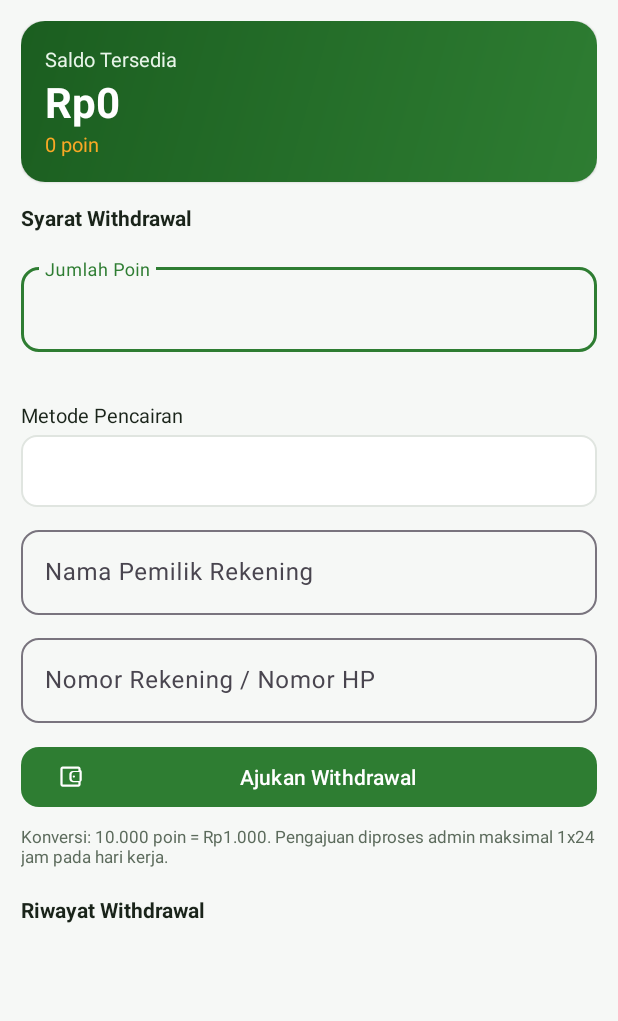
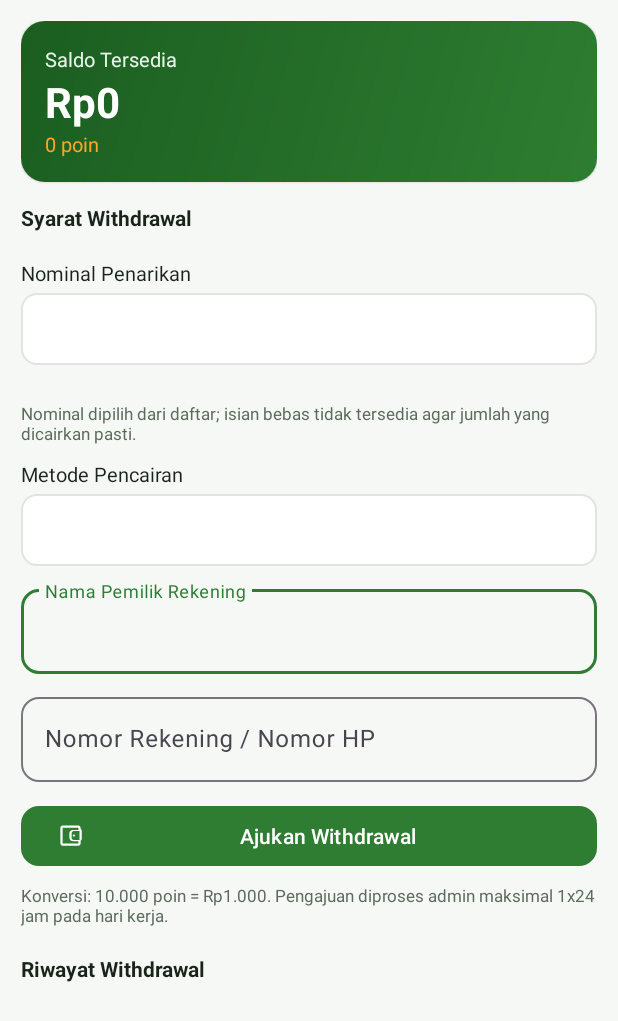
Before and after one commit to kdsmedia/HERBALINDO, an Android app: the layout tab_balance.xml on its own in the app's theme, with its tools: preview values and no code run, on a phone screen of 412 x 824 dp. Shown: the top 1021 px of the screen. Run offline under Robolectric (Android 15) with nearby library versions, the phone set to English and light mode, and no system bars.

Commit message:
Pencairan saldo memakai nominal tetap Rp100-Rp20.000
Isian jumlah poin bebas dihapus dan diganti pilihan nominal, sehingga
jumlah yang diajukan selalu sama dengan nilai yang disetujui admin.
Penarikan kini memakai rupiah sebagai nilai acuan; poin yang dipotong
dihitung dari nominal sehingga pembulatan tidak memotong saldo lebih
besar dari yang diminta.

Batas minimum diturunkan menjadi Rp100 agar seluruh nominal dapat
dipakai, termasuk penyesuaian sekali jalan untuk perangkat terpasang,
dan admin tidak dapat menyetel minimum di atas nominal tertinggi.

Co-authored-by: openhands <openhands@all-hands.dev>

```diff
--- a/ALTOMEDIA/app/src/main/java/com/altomedia/herbalindo/data/Models.java
+++ b/ALTOMEDIA/app/src/main/java/com/altomedia/herbalindo/data/Models.java
@@ -396,7 +396,7 @@ public final class Models {
         public long pointsPerUnit = 10000, rupiahPerUnit = 1000;
         public long checkinPoints = 10, adPoints = 5, adMaxPerDay = 20;
         public long referralBonus = 5000, referralMinOrder = 50000;
-        public long minWithdrawRupiah = 50000, maxWithdrawPerDay = 1;
+        public long minWithdrawRupiah = 100, maxWithdrawPerDay = 1;
         public boolean requireAdsForWithdraw = true, purchasePointsEnabled = true;
         public long shippingFlat = 15000, freeShippingMin = 0;
         public boolean admobEnabled = true;
@@ -426,7 +426,7 @@ public final class Models {
                 s.adMaxPerDay = o.optLong("adMaxPerDay", 20);
                 s.referralBonus = o.optLong("referralBonus", 5000);
                 s.referralMinOrder = o.optLong("referralMinOrder", 50000);
-                s.minWithdrawRupiah = o.optLong("minWithdrawRupiah", 50000);
+                s.minWithdrawRupiah = o.optLong("minWithdrawRupiah", 100);
                 s.maxWithdrawPerDay = o.optLong("maxWithdrawPerDay", 1);
                 s.requireAdsForWithdraw = o.optBoolean("requireAdsForWithdraw", true);
                 s.purchasePointsEnabled = o.optBoolean("purchasePointsEnabled", true);
--- a/ALTOMEDIA/app/src/main/res/layout/section_settings.xml
+++ b/ALTOMEDIA/app/src/main/res/layout/section_settings.xml
@@ -55,7 +55,7 @@
 
         <TextView android:layout_width="match_parent" android:layout_height="wrap_content" android:layout_marginTop="14dp" android:text="Withdrawal" android:textColor="@color/brand_green_dark" android:textStyle="bold" />
 
-        <com.google.android.material.textfield.TextInputLayout style="@style/Widget.Herbalindo.Input" android:layout_width="match_parent" android:layout_height="wrap_content" android:layout_marginTop="6dp" android:hint="Minimum saldo (Rp)">
+        <com.google.android.material.textfield.TextInputLayout style="@style/Widget.Herbalindo.Input" android:layout_width="match_parent" android:layout_height="wrap_content" android:layout_marginTop="6dp" android:hint="Minimum saldo (Rp, maks 20000)">
             <com.google.android.material.textfield.TextInputEditText android:id="@+id/set_min_wd" android:layout_width="match_parent" android:layout_height="wrap_content" android:inputType="number" />
         </com.google.android.material.textfield.TextInputLayout>
 
--- a/ALTOMEDIA/app/src/main/res/layout/tab_balance.xml
+++ b/ALTOMEDIA/app/src/main/res/layout/tab_balance.xml
@@ -66,20 +66,21 @@
             android:layout_marginTop="6dp"
             android:orientation="vertical" />
 
-        <com.google.android.material.textfield.TextInputLayout
-            style="@style/Widget.Herbalindo.Input"
+        <TextView
             android:layout_width="match_parent"
             android:layout_height="wrap_content"
             android:layout_marginTop="12dp"
-            android:hint="Jumlah Poin">
+            android:text="Nominal Penarikan"
+            android:textColor="@color/text_primary"
+            android:textSize="13sp" />
 
-            <com.google.android.material.textfield.TextInputEditText
-                android:id="@+id/bal_amount"
-                android:layout_width="match_parent"
-                android:layout_height="wrap_content"
-                android:inputType="number"
-                android:maxLines="1" />
-        </com.google.android.material.textfield.TextInputLayout>
+        <Spinner
+            android:id="@+id/bal_amount"
+            android:layout_width="match_parent"
+            android:layout_height="wrap_content"
+            android:layout_marginTop="4dp"
+            android:background="@drawable/bg_box"
+            android:minHeight="48dp" />
 
         <TextView
             android:id="@+id/bal_amount_rp"
@@ -89,6 +90,14 @@
             android:textColor="@color/brand_green_dark"
             android:textSize="13sp"
             android:textStyle="bold" />
+
+        <TextView
+            android:layout_width="match_parent"
+            android:layout_height="wrap_content"
+            android:layout_marginTop="2dp"
+            android:text="Nominal dipilih dari daftar; isian bebas tidak tersedia agar jumlah yang dicairkan pasti."
+            android:textColor="@color/text_secondary"
+            android:textSize="11sp" />
 
         <TextView
             android:layout_width="match_parent"
```
Also changed, not shown: ALTOMEDIA/app/src/main/java/com/altomedia/herbalindo/core/Config.java (+9 -1 lines), ALTOMEDIA/app/src/main/java/com/altomedia/herbalindo/data/Repository.java (+67 -6 lines), ALTOMEDIA/app/src/main/java/com/altomedia/herbalindo/ui/admin/SettingsSection.java (+10 -0 lines), ALTOMEDIA/app/src/main/java/com/altomedia/herbalindo/ui/member/BalanceTab.java (+48 -19 lines), ALTOMEDIA/app/src/main/java/com/altomedia/herbalindo/ui/member/TasksTab.java (+11 -0 lines), 1 other file.
